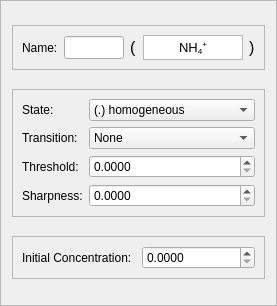
Above: src/gui/forms/cpd.ui from stevenvergenz/chemecher before the change. Below: the same form after it.
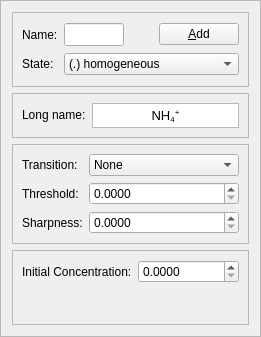
That is the form after the change.

What changed in the file:
```diff
--- a/src/gui/forms/cpd.ui
+++ b/src/gui/forms/cpd.ui
@@ -9,20 +9,20 @@
    <rect>
     <x>0</x>
     <y>0</y>
-    <width>277</width>
-    <height>306</height>
+    <width>261</width>
+    <height>337</height>
    </rect>
   </property>
-  <property name="sizePolicy">
-   <sizepolicy hsizetype="Preferred" vsizetype="Fixed">
-    <horstretch>0</horstretch>
-    <verstretch>0</verstretch>
-   </sizepolicy>
-  </property>
   <property name="minimumSize">
    <size>
-    <width>0</width>
-    <height>278</height>
+    <width>261</width>
+    <height>0</height>
+   </size>
+  </property>
+  <property name="maximumSize">
+   <size>
+    <width>261</width>
+    <height>16777215</height>
    </size>
   </property>
   <property name="windowTitle">
@@ -38,7 +38,7 @@
    <item>
     <widget class="QFrame" name="frame">
      <property name="sizePolicy">
-      <sizepolicy hsizetype="Preferred" vsizetype="Fixed">
+      <sizepolicy hsizetype="Preferred" vsizetype="Expanding">
        <horstretch>0</horstretch>
        <verstretch>0</verstretch>
       </sizepolicy>
@@ -49,18 +49,18 @@
      <property name="frameShadow">
       <enum>QFrame::Raised</enum>
      </property>
-     <layout class="QHBoxLayout" name="horizontalLayout">
+     <layout class="QGridLayout" name="gridLayout_2">
       <property name="margin">
        <number>9</number>
       </property>
-      <item>
+      <item row="0" column="0">
        <widget class="QLabel" name="label">
         <property name="text">
          <string>Name:</string>
         </property>
        </widget>
       </item>
-      <item>
+      <item row="0" column="1">
        <widget class="QLineEdit" name="txtShortName">
         <property name="sizePolicy">
          <sizepolicy hsizetype="Fixed" vsizetype="Fixed">
@@ -87,19 +87,93 @@
         </property>
        </widget>
       </item>
-      <item>
+      <item row="1" column="0">
+       <widget class="QLabel" name="label_2">
+        <property name="text">
+         <string>State:</string>
+        </property>
+       </widget>
+      </item>
+      <item row="1" column="1" colspan="3">
+       <widget class="QComboBox" name="comboState">
+        <property name="currentIndex">
+         <number>0</number>
+        </property>
+        <item>
+         <property name="text">
+          <string>(.) homogeneous</string>
+         </property>
+        </item>
+        <item>
+         <property name="text">
+          <string>(*) heterogeneous</string>
+         </property>
+        </item>
+        <item>
+         <property name="text">
+          <string>(aq) aqueous</string>
+         </property>
+        </item>
+        <item>
+         <property name="text">
+          <string>(s) solid hetero</string>
+         </property>
+        </item>
+        <item>
+         <property name="text">
+          <string>(l) liquid hetero</string>
+         </property>
+        </item>
+        <item>
+         <property name="text">
+          <string>(g) gas homo</string>
+         </property>
+        </item>
+       </widget>
+      </item>
+      <item row="0" column="3">
+       <widget class="QPushButton" name="pushAdd">
+        <property name="text">
+         <string>&amp;Add</string>
+        </property>
+       </widget>
+      </item>
+      <item row="0" column="2">
+       <spacer name="horizontalSpacer">
+        <property name="orientation">
+         <enum>Qt::Horizontal</enum>
+        </property>
+        <property name="sizeType">
+         <enum>QSizePolicy::Expanding</enum>
+        </property>
+        <property name="sizeHint" stdset="0">
+         <size>
+          <width>0</width>
+          <height>0</height>
+         </size>
+        </property>
+       </spacer>
+      </item>
+     </layout>
+    </widget>
+   </item>
+   <item>
+    <widget class="QFrame" name="frm1">
+     <property name="frameShape">
+      <enum>QFrame::StyledPanel</enum>
+     </property>
+     <property name="frameShadow">
+      <enum>QFrame::Raised</enum>
+     </property>
+     <layout class="QFormLayout" name="formLayout_2">
+      <item row="0" column="0">
        <widget class="QLabel" name="label_4">
-        <property name="font">
-         <font>
-          <pointsize>12</pointsize>
-         </font>
-        </property>
         <property name="text">
-         <string>(</string>
+         <string>Long name:</string>
         </property>
        </widget>
       </item>
-      <item>
+      <item row="0" column="1">
        <widget class="QTextEdit" name="txtLongName">
         <property name="sizePolicy">
          <sizepolicy hsizetype="Preferred" vsizetype="Fixed">
@@ -109,7 +183,7 @@
         </property>
         <property name="maximumSize">
          <size>
-          <width>100</width>
+          <width>16777215</width>
           <height>25</height>
          </size>
         </property>
@@ -134,25 +208,13 @@
         </property>
        </widget>
       </item>
-      <item>
-       <widget class="QLabel" name="label_6">
-        <property name="font">
-         <font>
-          <pointsize>12</pointsize>
-         </font>
-        </property>
-        <property name="text">
-         <string>)</string>
-        </property>
-       </widget>
-      </item>
      </layout>
     </widget>
    </item>
    <item>
     <widget class="QFrame" name="frmState">
      <property name="sizePolicy">
-      <sizepolicy hsizetype="Expanding" vsizetype="Fixed">
+      <sizepolicy hsizetype="Expanding" vsizetype="Expanding">
        <horstretch>0</horstretch>
        <verstretch>0</verstretch>
       </sizepolicy>
@@ -167,76 +229,6 @@
       <property name="fieldGrowthPolicy">
        <enum>QFormLayout::AllNonFixedFieldsGrow</enum>
       </property>
-      <item row="0" column="0">
-       <widget class="QLabel" name="label_2">
-        <property name="text">
-         <string>State:</string>
-        </property>
-       </widget>
-      </item>
-      <item row="0" column="1">
-       <widget class="QComboBox" name="comboState">
-        <property name="currentIndex">
-         <number>0</number>
-        </property>
-        <item>
-         <property name="text">
-          <string>(.) homogeneous</string>
-         </property>
-        </item>
-        <item>
-         <property name="text">
-          <string>(*) heterogeneous</string>
-         </property>
-        </item>
-        <item>
-         <property name="text">
-          <string>(aq) aqueous</string>
-         </property>
-        </item>
-        <item>
-         <property name="text">
-          <string>(s) solid hetero</string>
-         </property>
-        </item>
-        <item>
-         <property name="text">
-          <string>(l) liquid hetero</string>
-         </property>
-        </item>
-        <item>
-         <property name="text">
-          <string>(g) gas homo</string>
-         </property>
-        </item>
-       </widget>
-      </item>
-      <item row="1" column="0">
-       <widget class="QLabel" name="lblTrans">
-        <property name="text">
-         <string>Transition:</string>
-        </property>
-       </widget>
-      </item>
-      <item row="1" column="1">
-       <widget class="QComboBox" name="comboTrans">
-        <item>
-         <property name="text">
-          <string>None</string>
-         </property>
-        </item>
-        <item>
-         <property name="text">
-          <string>Linear</string>
-         </property>
-        </item>
-        <item>
-         <property name="text">
-          <string>Arctangent</string>
-         </property>
-        </item>
-       </widget>
-      </item>
       <item row="2" column="0">
        <widget class="QLabel" name="lblThresh">
         <property name="text">
@@ -274,13 +266,39 @@
         </property>
        </widget>
       </item>
+      <item row="1" column="0">
+       <widget class="QLabel" name="lblTrans">
+        <property name="text">
+         <string>Transition:</string>
+        </property>
+       </widget>
+      </item>
+      <item row="1" column="1">
+       <widget class="QComboBox" name="comboTrans">
+        <item>
+         <property name="text">
+          <string>None</string>
+         </property>
+        </item>
+        <item>
+         <property name="text">
+          <string>Linear</string>
+         </property>
+        </item>
+        <item>
+         <property name="text">
+          <string>Arctangent</string>
+         </property>
+        </item>
+       </widget>
+      </item>
      </layout>
     </widget>
    </item>
    <item>
     <widget class="QFrame" name="frame_4">
      <property name="sizePolicy">
-      <sizepolicy hsizetype="Preferred" vsizetype="Fixed">
+      <sizepolicy hsizetype="Preferred" vsizetype="Expanding">
        <horstretch>0</horstretch>
        <verstretch>0</verstretch>
       </sizepolicy>
@@ -291,15 +309,15 @@
      <property name="frameShadow">
       <enum>QFrame::Raised</enum>
      </property>
-     <layout class="QHBoxLayout" name="horizontalLayout_4">
-      <item>
+     <layout class="QFormLayout" name="formLayout_3">
+      <item row="0" column="0">
        <widget class="QLabel" name="label_3">
         <property name="text">
          <string>Initial Concentration:</string>
         </property>
        </widget>
       </item>
-      <item>
+      <item row="0" column="1">
        <widget class="QDoubleSpinBox" name="spinConc">
         <property name="decimals">
          <number>4</number>
```
Left out of the diff: 24 changed lines with no effect on the pictures.
